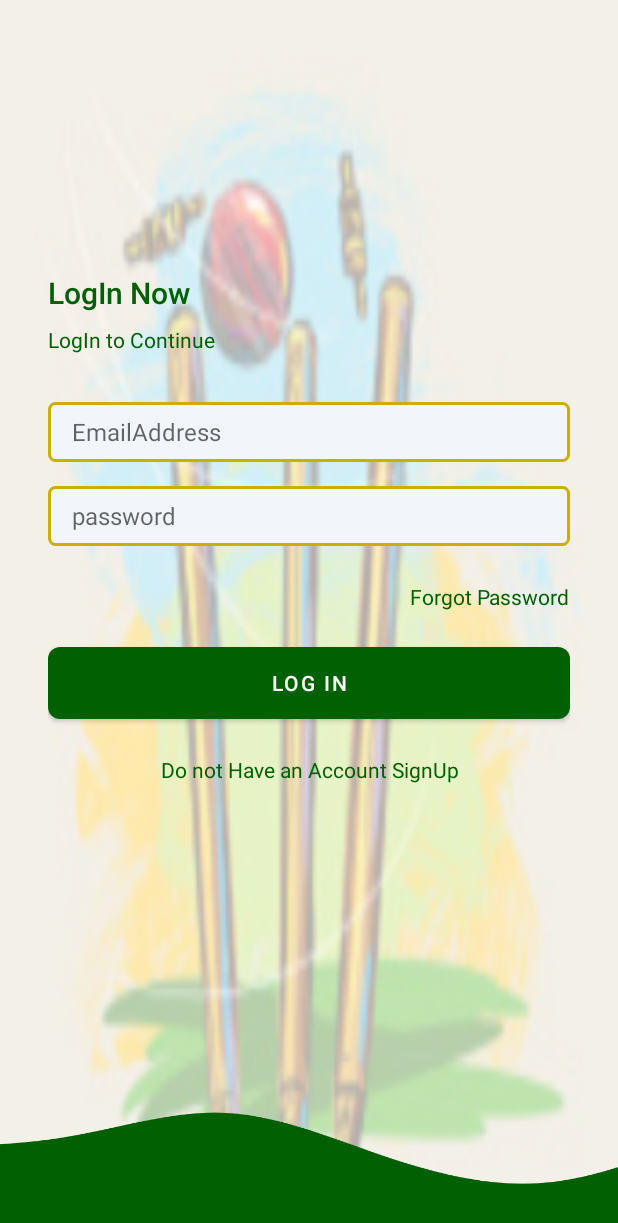
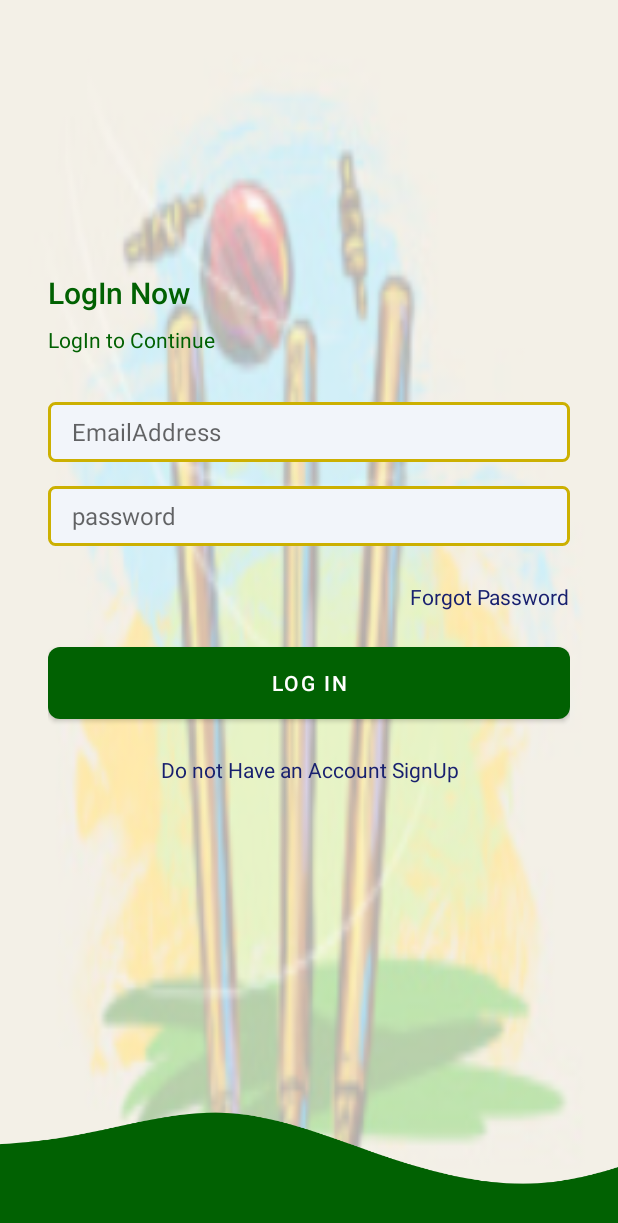
Before and after one commit to FatimaMuhammad/Katch-It, an Android app: the LoginActivity screen opened directly, with no data from a screen before it, on a phone screen of 412 x 824 dp. Shown: the top 1223 px of the screen. Run offline under Robolectric (Android 15) with nearby library versions, the light colour scheme and no system bars; our stand-ins replace Firebase (no records; nobody signed in at launch, a user with empty details on screens opened directly).

Commit message:
Complete Project

```diff
--- a/app/src/main/res/layout/activity_forgot_password.xml
+++ b/app/src/main/res/layout/activity_forgot_password.xml
@@ -70,7 +70,7 @@
                 android:layout_marginTop="24dp"
                 android:text="Have Password Login Now"
                 android:textAlignment="center"
-                android:textColor="@color/colorPrimary" />
+                android:textColor="@color/colorPrimaryTextOpaque" />
         </LinearLayout>
 
         <ImageView
--- a/app/src/main/res/layout/activity_login.xml
+++ b/app/src/main/res/layout/activity_login.xml
@@ -66,7 +66,7 @@
             android:layout_gravity="end"
             android:textColorLink="@color/itsgold"
             android:text="Forgot Password"
-            android:textColor="@color/colorPrimary" />
+            android:textColor="@color/colorPrimaryTextOpaque" />
 
         <Button
             android:id="@+id/btnLogIn"
@@ -83,7 +83,7 @@
             android:layout_marginTop="24dp"
             android:text="Do not Have an Account SignUp"
             android:textAlignment="center"
-            android:textColor="@color/colorPrimary" />
+            android:textColor="@color/colorPrimaryTextOpaque" />
         </LinearLayout>
 
     <ImageView
```
